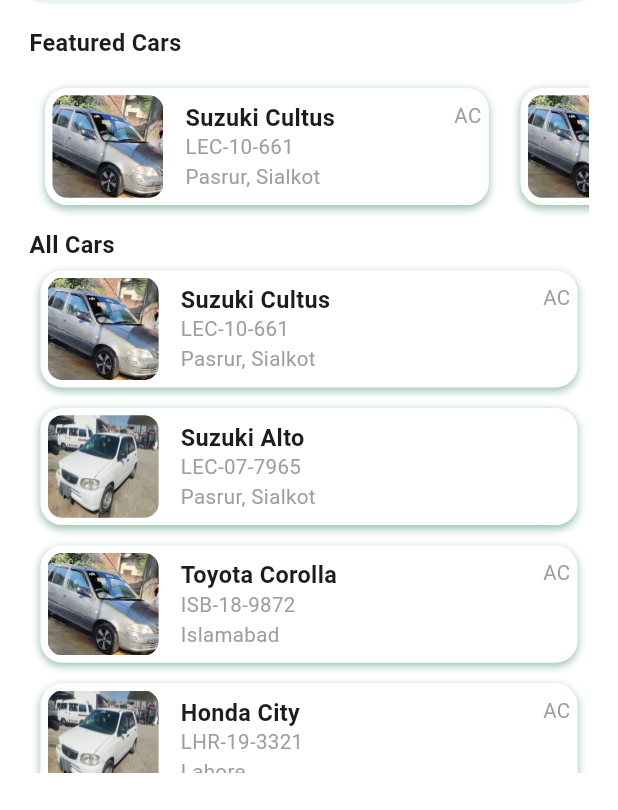
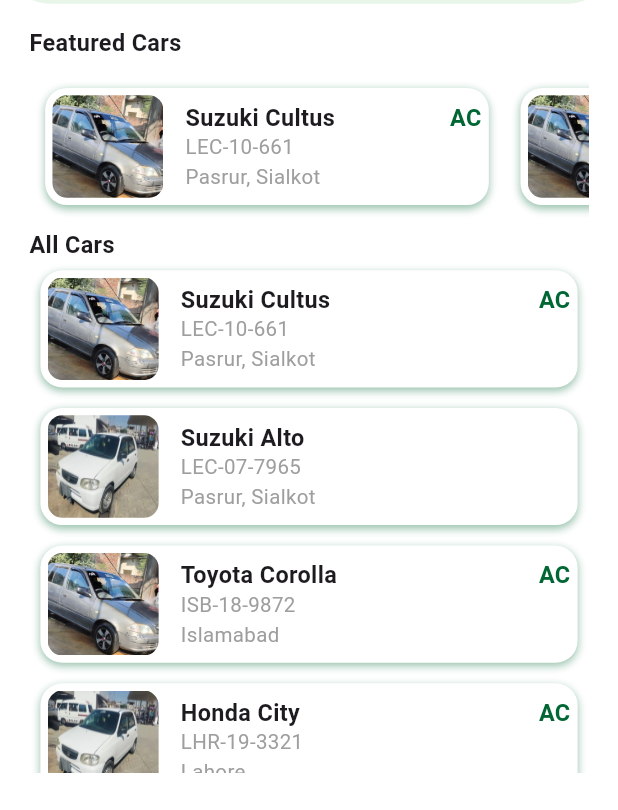
Before and after one commit to SUBHANJANJUA/FYP_vehicle_booking, a Flutter app: the HomeView screen opened by its route, on a phone screen of 412 x 824 dp. Shown: the part 300-1110 px from the top of the screen. Run offline on Flutter 3.47's test engine with Material 3 defaults, Android fonts, the phone set to English and light mode, and no system bars; our stand-ins replace cloud_firestore, firebase_auth, firebase_core, flutter_easyloading, flutter_screenutil, get and 4 more; missing offline and left inert: flutter_phone_direct_caller; accounts and stored records are empty.

Commit message:
dialor implementation:

```diff
--- a/lib/app/data/util/featured_vehicle_container.dart
+++ b/lib/app/data/util/featured_vehicle_container.dart
@@ -74,7 +74,15 @@ class FeaturedVehicleContainer extends StatelessWidget {
                   Row(
                     children: [
                       Expanded(child: HeadingBlack(text: name)),
-                      ac == true ? TextGry(text: 'AC') : SizedBox.shrink(),
+                      ac == true
+                          ? Text(
+                              'AC',
+                              style: TextStyle(
+                                  fontSize: 16.sp,
+                                  fontWeight: FontWeight.w600,
+                                  color: AppColors.green),
+                            )
+                          : SizedBox.shrink(),
                     ],
                   ),
                   TextGry(text: number),
--- a/lib/app/modules/home/views/home_view.dart
+++ b/lib/app/modules/home/views/home_view.dart
@@ -95,10 +95,26 @@ class HomeView extends GetView<HomeController> {
             })),
         backgroundColor: AppColors.white,
       ),
-      body: Obx(() => IndexedStack(
-            index: controller.currentIndex.value,
-            children: screens,
-          )),
+      body: Obx(() {
+        return AnimatedSwitcher(
+          duration: const Duration(milliseconds: 300),
+          switchInCurve: Curves.easeIn,
+          switchOutCurve: Curves.easeOut,
+          transitionBuilder: (Widget child, Animation<double> animation) {
+            return ScaleTransition(
+              scale: animation,
+              child: FadeTransition(
+                opacity: animation,
+                child: child,
+              ),
+            );
+          },
+          child: KeyedSubtree(
+            key: ValueKey<int>(controller.currentIndex.value),
+            child: screens[controller.currentIndex.value],
+          ),
+        );
+      }),
       floatingActionButton: signupcontroller.driver.value
           ? FloatingActionButton(
               onPressed: () {
--- a/pubspec.yaml
+++ b/pubspec.yaml
@@ -46,6 +46,8 @@ dependencies:
   intl: ^0.20.2
   image_picker: ^1.1.2
   get_storage: ^2.1.1
+  flutter_phone_direct_caller: ^2.2.1
+  permission_handler: ^12.0.0+1
 
 dev_dependencies:
   flutter_test:
```
Also changed, not shown: lib/app/modules/home/controllers/home_controller.dart (+40 -40 lines), lib/app/modules/splash_screen/controllers/splash_screen_controller.dart (+30 -3 lines), lib/app/modules/splash_screen/views/splash_screen_view.dart (+17 -7 lines), lib/app/modules/vehicle_detail/controllers/vehicle_detail_controller.dart (+13 -17 lines), lib/app/modules/vehicle_detail/views/vehicle_detail_view.dart (+7 -1 lines), pubspec.lock, 15 other files.
